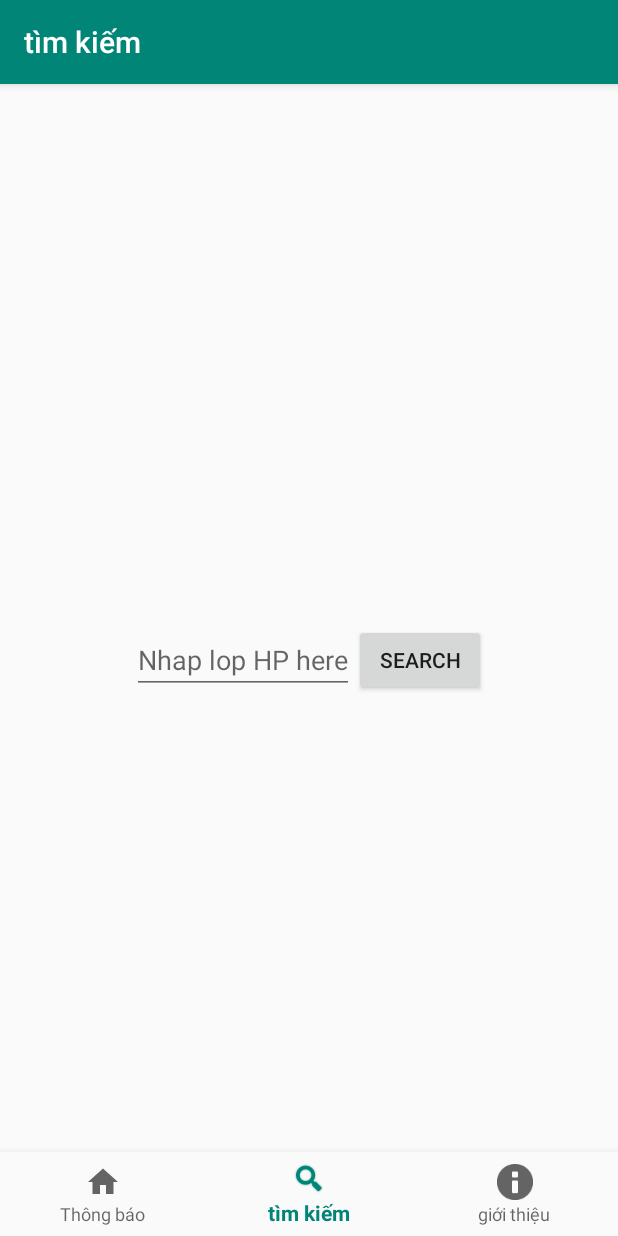
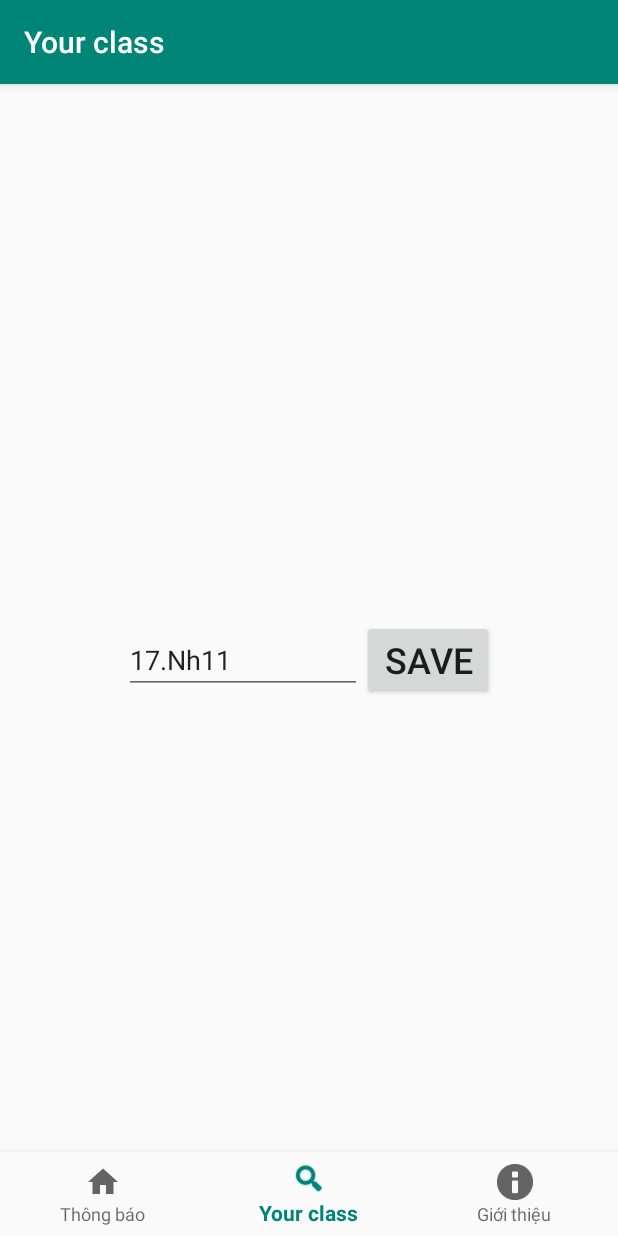
Before and after one commit to Bad-Intentions-team/DUTNotifier, an Android app: the screen it shows after launch (MainActivity), item 2 of the bottom bar chosen, on a phone screen of 412 x 824 dp. Run offline under Robolectric (Android 15) with nearby library versions, the phone set to English and light mode, and no system bars; our stand-ins replace navigation-ui.

Commit message:
Cập nhật điều kiện hiện thông báo Notification
Sử dụng Shared Preference để tạo lưu trữ lớp HP mà sinh viên chọn để nhận thông báo

```diff
--- a/app/src/main/java/com/example/dutnotifier/ui/home/HomeFragment.java
+++ b/app/src/main/java/com/example/dutnotifier/ui/home/HomeFragment.java
@@ -2,6 +2,8 @@ package com.example.dutnotifier.ui.home;
 
 import android.app.NotificationChannel;
 import android.app.NotificationManager;
+import android.content.Context;
+import android.content.SharedPreferences;
 import android.os.AsyncTask;
 import android.os.Build;
 import android.os.Bundle;
@@ -45,7 +47,8 @@ public class HomeFragment extends Fragment implements SearchView.OnQueryTextList
         View root = inflater.inflate(R.layout.fragment_home, container, false);
         recycler = (RecyclerView) root.findViewById(R.id.recyler_category);
         searchView = (SearchView) root.findViewById(R.id.searchview);
-        thongbao("đây là thông báo thử nghiệm");
+ //       thongbao("đây là thông báo thử nghiệm");
+        loadThongbao();
         searchView.setOnQueryTextListener(this);
         configRecyclerView();
         new DownloadTask().execute(MY_URL);
@@ -143,7 +146,7 @@ public class HomeFragment extends Fragment implements SearchView.OnQueryTextList
         boolean check = ConnectionReceiver.isConnected();
         return check;
     }
-    public void thongbao(String s){
+    public void thongbao(String title, String content){
         if(Build.VERSION.SDK_INT>=Build.VERSION_CODES.O){
             NotificationChannel channel =
                     new NotificationChannel("MyNotifications","MyNotifications", NotificationManager.IMPORTANCE_DEFAULT);
@@ -153,11 +156,21 @@ public class HomeFragment extends Fragment implements SearchView.OnQueryTextList
 
         }
         NotificationCompat.Builder builder =new NotificationCompat.Builder(getActivity(),"MyNotifications")
-                .setContentTitle("Thông báo về lớp HP")
+                .setContentTitle(title)
                 .setSmallIcon(R.drawable.ic_school)
                 .setAutoCancel(true)
-                .setContentText(s);
+                .setContentText(content);
         NotificationManagerCompat manager = NotificationManagerCompat.from(getActivity());
         manager.notify(0,builder.build());
     }
+    private void loadThongbao(){
+        SharedPreferences sharedPreferences = getContext().getSharedPreferences("info", Context.MODE_PRIVATE);
+        if(sharedPreferences!=null){
+            String s = sharedPreferences.getString("class","17Nh.11");
+            ArrayList<ModelNoti> list = db.getSearch(s);
+            for(ModelNoti modelNoti:list) {
+                thongbao(modelNoti.getTitle(),modelNoti.getContent());
+            }
+        }
+    }
 }
--- a/app/src/main/java/com/example/dutnotifier/ui/search/SearchFragment.java
+++ /dev/null
@@ -1,27 +0,0 @@
-package com.example.dutnotifier.ui.search;
-
-import android.os.Bundle;
-import android.view.LayoutInflater;
-import android.view.View;
-import android.view.ViewGroup;
-import android.widget.Button;
-import android.widget.EditText;
-
-import androidx.annotation.NonNull;
-import androidx.fragment.app.Fragment;
-
-import com.example.dutnotifier.R;
-
-public class SearchFragment extends Fragment {
-    private EditText mEdtInput;
-    private Button mBtnSearch;
-
-
-    public View onCreateView(@NonNull LayoutInflater inflater,
-                             ViewGroup container, Bundle savedInstanceState) {
-        View root = inflater.inflate(R.layout.fragment_search, container, false);
-        mEdtInput = (EditText) root.findViewById(R.id.edt_input);
-        mBtnSearch = (Button) root.findViewById(R.id.btn_search);
-        return root;
-    }
-}
--- /dev/null
+++ b/app/src/main/java/com/example/dutnotifier/ui/your_class/YourClassFragment.java
@@ -0,0 +1,49 @@
+package com.example.dutnotifier.ui.your_class;
+
+import android.content.Context;
+import android.content.SharedPreferences;
+import android.os.Bundle;
+import android.view.LayoutInflater;
+import android.view.View;
+import android.view.ViewGroup;
+import android.widget.Button;
+import android.widget.EditText;
+import android.widget.Toast;
+
+import androidx.annotation.NonNull;
+import androidx.fragment.app.Fragment;
+
+import com.example.dutnotifier.R;
+
+public class YourClassFragment extends Fragment {
+    private EditText mEdtInput;
+    private Button mBtnSave;
+
+
+    public View onCreateView(@NonNull LayoutInflater inflater,
+                             ViewGroup container, Bundle savedInstanceState) {
+        View root = inflater.inflate(R.layout.fragment_your_class, container, false);
+        mEdtInput = (EditText) root.findViewById(R.id.edt_input);
+        mBtnSave = (Button) root.findViewById(R.id.btn_save);
+        loadClass();
+        mBtnSave.setOnClickListener(new View.OnClickListener() {
+            @Override
+            public void onClick(View v) {
+                SharedPreferences sharedPreferences = getContext().getSharedPreferences("info", Context.MODE_PRIVATE);
+                SharedPreferences.Editor editor = sharedPreferences.edit();
+                editor.putString("class",mEdtInput.getText().toString());
+                editor.apply();
+                Toast.makeText(getContext(),"Your class saved",Toast.LENGTH_LONG).show();
+            }
+        });
+        return root;
+    }
+    private void loadClass(){
+        SharedPreferences sharedPreferences = getContext().getSharedPreferences("info", Context.MODE_PRIVATE);
+        if(sharedPreferences!=null){
+            String s = sharedPreferences.getString("class","17.Nh11");
+            mEdtInput.setText(s);
+        }
+    }
+
+}
--- a/app/src/main/res/layout/fragment_search.xml
+++ b/app/src/main/res/layout/fragment_your_class.xml
@@ -9,12 +9,13 @@
         android:layout_width="wrap_content"
         android:layout_height="wrap_content"
         android:id="@+id/edt_input"
-        android:hint="Nhap lop HP here"
+        android:hint="Nhập lớp học phần"
         ></EditText>
     <Button
         android:layout_width="wrap_content"
         android:layout_height="wrap_content"
-        android:id="@+id/btn_search"
-        android:text="Search"
+        android:text="Save"
+        android:textSize="24sp"
+        android:id="@+id/btn_save"
         ></Button>
 </LinearLayout>
--- a/app/src/main/res/navigation/mobile_navigation.xml
+++ b/app/src/main/res/navigation/mobile_navigation.xml
@@ -16,7 +16,7 @@
         tools:layout="@layout/fragment_aboutus" />
     <fragment
         android:id="@+id/navigation_notifications"
-        android:name="com.example.dutnotifier.ui.search.SearchFragment"
+        android:name="com.example.dutnotifier.ui.your_class.YourClassFragment"
         android:label="@string/title_notifications"
-        tools:layout="@layout/fragment_search" />
+        tools:layout="@layout/fragment_your_class" />
 </navigation>
--- a/app/src/main/res/values/strings.xml
+++ b/app/src/main/res/values/strings.xml
@@ -2,6 +2,6 @@
     <string name="app_name">DUTNotifier</string>
     <string name="title_activity_main">MainActivity</string>
     <string name="title_home">Thông báo</string>
-    <string name="title_dashboard">giới thiệu </string>
-    <string name="title_notifications">tìm kiếm</string>
+    <string name="title_dashboard">Giới thiệu </string>
+    <string name="title_notifications">Your class</string>
 </resources>
```
